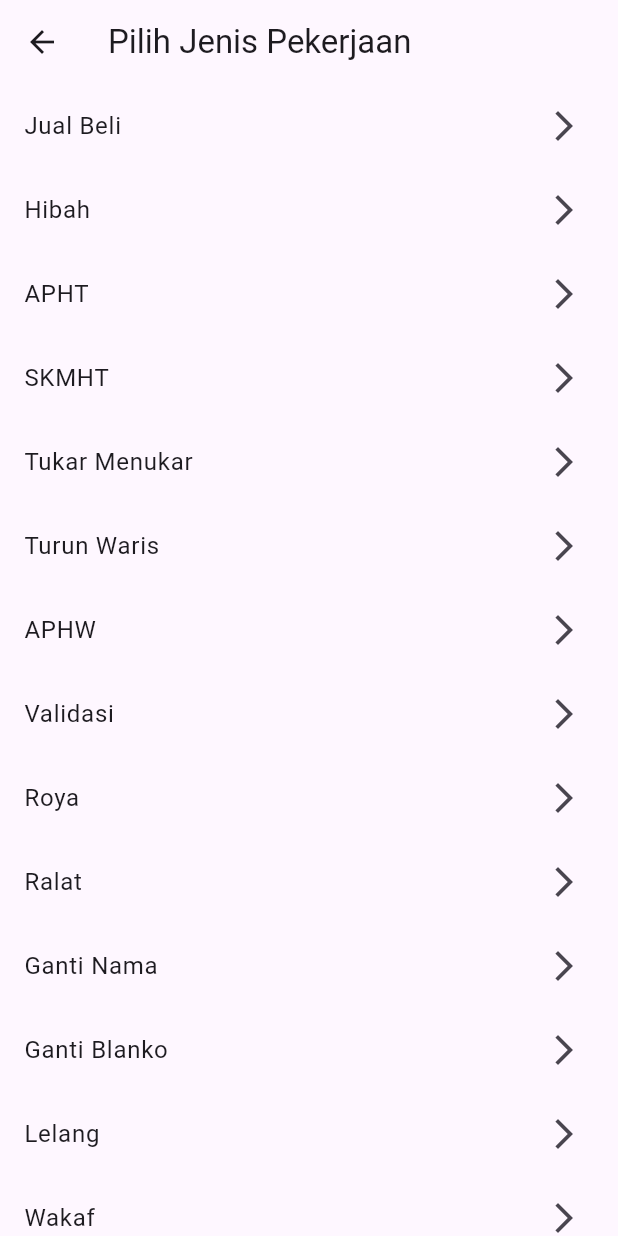
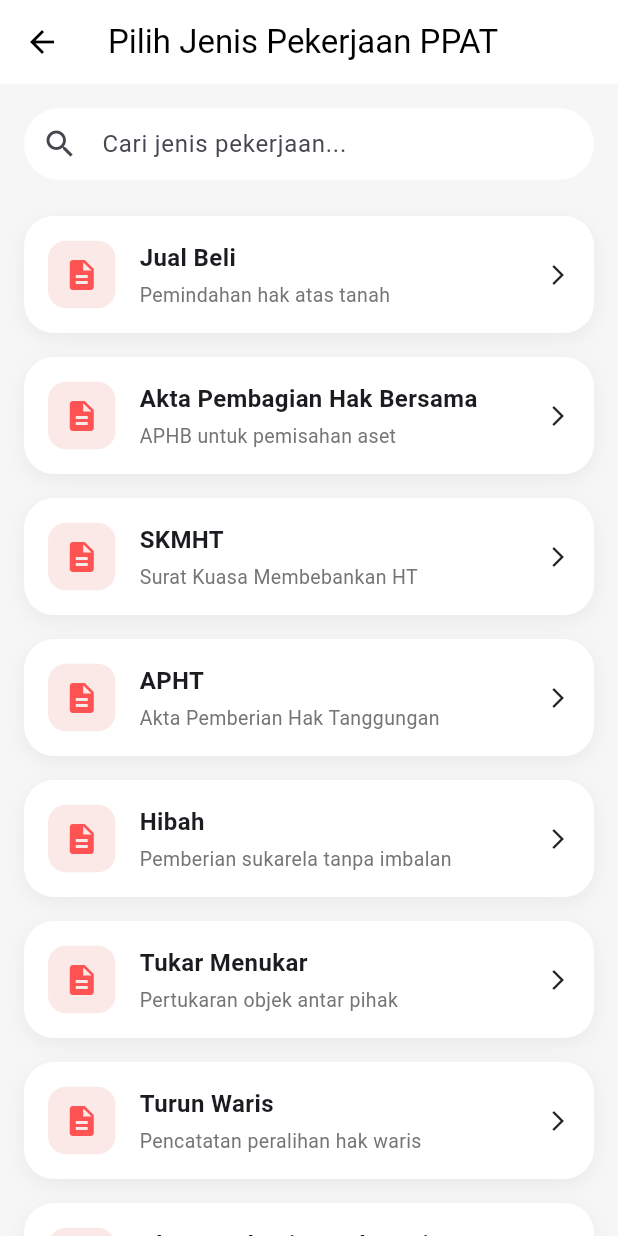
Before and after one commit to Faey-byte/Notaris_App, a Flutter app: the TambahPekerjaanPage screen opened directly, on a phone screen of 412 x 824 dp. Run offline on Flutter 3.47's test engine with Material 3 defaults, Android fonts, the phone set to English and light mode, and no system bars; our stand-ins replace get.

Commit message:
[WAN] detailBerkasPage

```diff
--- a/lib/Controller/Calculator_Controller.dart
+++ b/lib/Controller/Calculator_Controller.dart
@@ -9,7 +9,6 @@ class CalculatorController extends GetxController {
   final npoptkpController = TextEditingController();
   final besaranController = TextEditingController();
 
-  // 🔥 TAMBAHAN
   var hasilFinal = "".obs;
   var isCalculated = false.obs;
 
@@ -45,14 +44,11 @@ class CalculatorController extends GetxController {
       hasil = nilai * 0.025;
     }
 
-    // isi field atas
     besaranController.text = formatRupiah(hasil);
 
-    // simpan untuk hasil bawah
     hasilFinal.value = formatRupiah(hasil);
   }
 
-  // 🔥 DIPANGGIL SAAT KLIK BUTTON
   void hitungFinal() {
     hitungOtomatis();
     isCalculated.value = true;
--- a/lib/Controller/Ppat_Controller.dart
+++ b/lib/Controller/Ppat_Controller.dart
@@ -4,7 +4,7 @@ import 'package:notaris_app/Model/Ppat_Model.dart';
 class PpatController extends GetxController {
 
   var search = "".obs;
-  var selectedJenis = "Semua Berkas".obs;
+  var selectedJenis = "Semua berkas".obs;
 
   var berkasList = <BerkasModel>[].obs;
   var filteredList = <BerkasModel>[].obs;
@@ -59,7 +59,7 @@ class PpatController extends GetxController {
           .toLowerCase()
           .contains(search.value.toLowerCase());
 
-      final matchJenis = selectedJenis.value == "Semua"
+      final matchJenis = selectedJenis.value == "Semua berkas"
           ? true
           : item.jenis == selectedJenis.value;
 
--- /dev/null
+++ b/lib/Pages/Detail_Berkas_PPAT.dart
@@ -0,0 +1,79 @@
+import 'package:flutter/material.dart';
+import 'package:notaris_app/Model/Ppat_Model.dart';
+
+class DetailBerkasPage extends StatelessWidget {
+  final BerkasModel data;
+
+  const DetailBerkasPage({
+    super.key,
+    required this.data,
+  });
+
+  @override
+  Widget build(BuildContext context) {
+    return Scaffold(
+      backgroundColor: const Color(0xFFF5F6FA),
+
+      appBar: AppBar(
+        title: const Text("Detail Berkas"),
+      ),
+
+      body: Padding(
+        padding: const EdgeInsets.all(16),
+
+        child: Column(
+          children: [
+
+            Container(
+              width: double.infinity,
+              padding: const EdgeInsets.all(18),
+
+              decoration: BoxDecoration(
+                color: Colors.white,
+                borderRadius: BorderRadius.circular(18),
+              ),
+
+              child: Column(
+                crossAxisAlignment: CrossAxisAlignment.start,
+                children: [
+
+                  Text(
+                    data.nama,
+                    style: const TextStyle(
+                      fontSize: 22,
+                      fontWeight: FontWeight.bold,
+                    ),
+                  ),
+
+                  const SizedBox(height: 8),
+
+                  Text(
+                    "No. Berkas: ${data.no}",
+                  ),
+
+                  const SizedBox(height: 8),
+
+                  Text(
+                    "Jenis: ${data.jenis}",
+                  ),
+
+                  const SizedBox(height: 8),
+
+                  Text(
+                    "Tanggal: ${data.tanggal}",
+                  ),
+
+                  const SizedBox(height: 8),
+
+                  Text(
+                    "Status: ${data.status}",
+                  ),
+                ],
+              ),
+            ),
+          ],
+        ),
+      ),
+    );
+  }
+}
--- a/lib/Pages/Tambah_Pekerjaan_Page.dart
+++ b/lib/Pages/Tambah_Pekerjaan_Page.dart
@@ -1,48 +1,181 @@
-
 import 'package:flutter/material.dart';
 import 'package:get/get.dart';
-import 'package:get/get_core/src/get_main.dart';
 import 'package:notaris_app/Pages/Dynamic_Form_Page.dart';
 
-class TambahPekerjaanPage extends StatelessWidget{
+class TambahPekerjaanPage extends StatelessWidget {
   TambahPekerjaanPage({super.key});
 
   final List<Map<String, String>> jenisList = [
-    {"title": "Jual Beli", "kode": "AJB"},
-    {"title": "Hibah", "kode": "HIBAH"},
-    {"title": "APHT", "kode": "APHT"},
-    {"title": "SKMHT", "kode": "SKMHT"},
-    {"title": "Tukar Menukar", "kode": "TUKAR MENUKAR"},
-    {"title": "Turun Waris", "kode": "TURUN WARIS"},
-    {"title": "APHW", "kode": "APHW"},
-    {"title": "Validasi", "kode": "VALIDASI"},
-    {"title": "Roya", "kode": "ROYA"},
-    {"title": "Ralat", "kode": "RALAT"},
-    {"title": "Ganti Nama", "kode": "GANTI NAMA"},
-    {"title": "Ganti Blanko", "kode": "GANTI BLANKO"},
-    {"title": "Lelang", "kode": "LELANG"},
-    {"title": "Wakaf", "kode": "WAKAF"},
+    {"title": "Jual Beli", "kode": "AJB", "desc": "Pemindahan hak atas tanah"},
+    {
+      "title": "Akta Pembagian Hak Bersama",
+      "kode": "APHB",
+      "desc": "APHB untuk pemisahan aset",
+    },
+    {"title": "SKMHT", "kode": "SKMHT", "desc": "Surat Kuasa Membebankan HT"},
+    {"title": "APHT", "kode": "APHT", "desc": "Akta Pemberian Hak Tanggungan"},
+    {
+      "title": "Hibah",
+      "kode": "HIBAH",
+      "desc": "Pemberian sukarela tanpa imbalan",
+    },
+    {
+      "title": "Tukar Menukar",
+      "kode": "TUKAR",
+      "desc": "Pertukaran objek antar pihak",
+    },
+    {
+      "title": "Turun Waris",
+      "kode": "WARIS",
+      "desc": "Pencatatan peralihan hak waris",
+    },
+    {
+      "title": "Akta Pembagian Hak Waris",
+      "kode": "APHW",
+      "desc": "Penetapan porsi bagian waris",
+    },
+    {
+      "title": "Validasi Buku Tanah",
+      "kode": "VALIDASI",
+      "desc": "Pengecekan keabsahan data BPN",
+    },
+    {"title": "Roya", "kode": "ROYA", "desc": "Penghapusan Hak Tanggungan"},
+    {
+      "title": "Ralat Data",
+      "kode": "RALAT",
+      "desc": "Perbaikan administrasi sertifikat",
+    },
+    {
+      "title": "Ganti Nama Kreditur",
+      "kode": "CESSIE",
+      "desc": "Pengalihan piutang",
+    },
+    {
+      "title": "Ganti Blanko",
+      "kode": "BLANKO",
+      "desc": "Penggantian formulir sertifikat",
+    },
+    {
+      "title": "Lelang",
+      "kode": "LELANG",
+      "desc": "Peralihan hak melalui lelang",
+    },
+    {
+      "title": "Wakaf",
+      "kode": "WAKAF",
+      "desc": "Peralihan hak untuk kepentingan sosial",
+    },
   ];
 
   @override
   Widget build(BuildContext context) {
     return Scaffold(
-      appBar: AppBar(title: const Text("Pilih Jenis Pekerjaan")),
-      body: ListView.builder(
+      backgroundColor: const Color(0xFFF6F6F6),
+      appBar: AppBar(
+        backgroundColor: Colors.white,
+        elevation: 0,
+        leading: const BackButton(color: Colors.black),
+        title: const Text(
+          "Pilih Jenis Pekerjaan PPAT",
+          style: TextStyle(color: Colors.black),
+        ),
+      ),
+      body: Column(
+        children: [
+          Padding(
+            padding: const EdgeInsets.all(16),
+            child: Container(
+              padding: const EdgeInsets.symmetric(horizontal: 12),
+              decoration: BoxDecoration(
+                color: Colors.white,
+                borderRadius: BorderRadius.circular(30),
+              ),
+              child: const TextField(
+                decoration: InputDecoration(
+                  icon: Icon(Icons.search),
+                  hintText: "Cari jenis pekerjaan...",
+                  border: InputBorder.none,
+                ),
+              ),
+            ),
+          ),
+
+          Expanded(
+            child: ListView.builder(
               itemCount: jenisList.length,
               itemBuilder: (context, index) {
                 final item = jenisList[index];
 
-          return ListTile(
-            title: Text(item["title"]!),
-            trailing: const Icon(Icons.arrow_forward_ios),
+                return GestureDetector(
                   onTap: () {
-              Get.to(() => DynamicFormPage(
-                    jenis: item["kode"]!,
-                  ));
+                    Get.to(() => DynamicFormPage(jenis: item["kode"]!));
                   },
+                  child: Container(
+                    margin: const EdgeInsets.symmetric(
+                      horizontal: 16,
+                      vertical: 8,
+                    ),
+                    padding: const EdgeInsets.all(16),
+                    decoration: BoxDecoration(
+                      color: Colors.white,
+                      borderRadius: BorderRadius.circular(20),
+                      boxShadow: [
+                        BoxShadow(
+                          color: Colors.black.withOpacity(0.05),
+                          blurRadius: 10,
+                          offset: const Offset(0, 4),
+                        ),
+                      ],
+                    ),
+                    child: Row(
+                      children: [
+                        Container(
+                          width: 45,
+                          height: 45,
+                          decoration: BoxDecoration(
+                            color: const Color(0xFFFBE9E7),
+                            borderRadius: BorderRadius.circular(12),
+                          ),
+                          child: const Icon(
+                            Icons.description,
+                            color: Colors.redAccent,
+                          ),
+                        ),
+
+                        const SizedBox(width: 16),
+
+                        Expanded(
+                          child: Column(
+                            crossAxisAlignment: CrossAxisAlignment.start,
+                            children: [
+                              Text(
+                                item["title"]!,
+                                style: const TextStyle(
+                                  fontSize: 16,
+                                  fontWeight: FontWeight.bold,
+                                ),
+                              ),
+                              const SizedBox(height: 4),
+                              Text(
+                                item["desc"]!,
+                                style: TextStyle(
+                                  fontSize: 13,
+                                  color: Colors.grey[600],
+                                ),
+                              ),
+                            ],
+                          ),
+                        ),
+
+                        const Icon(Icons.arrow_forward_ios, size: 16),
+                      ],
+                    ),
+                  ),
                 );
               },
+            ),
+          ),
+        ],
       ),
     );
   }
--- a/lib/Widget/Berkas_Card.dart
+++ b/lib/Widget/Berkas_Card.dart
@@ -1,4 +1,6 @@
 import 'package:flutter/material.dart';
+import 'package:get/get.dart';
+import 'package:notaris_app/Pages/Detail_Berkas_PPAT.dart';
 
 class BerkasCard extends StatelessWidget {
   final dynamic data;
@@ -57,7 +59,7 @@ class BerkasCard extends StatelessWidget {
         child: Column(
           crossAxisAlignment: CrossAxisAlignment.start,
           children: [
-            // ── Nama + Status Badge ──────────────────────
+
             Row(
               crossAxisAlignment: CrossAxisAlignment.start,
               children: [
@@ -90,7 +92,6 @@ class BerkasCard extends StatelessWidget {
             const Divider(height: 1, color: Color(0xFFF0F0F0)),
             const SizedBox(height: 10),
 
-            // ── Jenis + Tanggal ──────────────────────────
             Row(
               children: [
                 Icon(_getJenisIcon(data.jenis),
@@ -111,7 +112,6 @@ class BerkasCard extends StatelessWidget {
 
             const SizedBox(height: 12),
 
-            // ── Avatar Icons + Detail ────────────────────
             Row(
               mainAxisAlignment: MainAxisAlignment.spaceBetween,
               children: [
@@ -128,7 +128,12 @@ class BerkasCard extends StatelessWidget {
                     ],
                   ],
                 ),
-                _DetailButton(onTap: () {}),
+
+                _DetailButton(
+                  onTap: () {
+                    Get.to(() => DetailBerkasPage(data: data));
+                  },
+                ),
               ],
             ),
           ],
@@ -137,8 +142,6 @@ class BerkasCard extends StatelessWidget {
     );
   }
 }
-
-// ── Private sub-widgets ───────────────────────────────────────────────────────
 
 class _StatusBadge extends StatelessWidget {
   final _StatusStyle style;
```
Also changed, not shown: lib/Pages/PPAT_page.dart (+7 -7 lines). Lines whose indentation alone changed are shown as unchanged.
